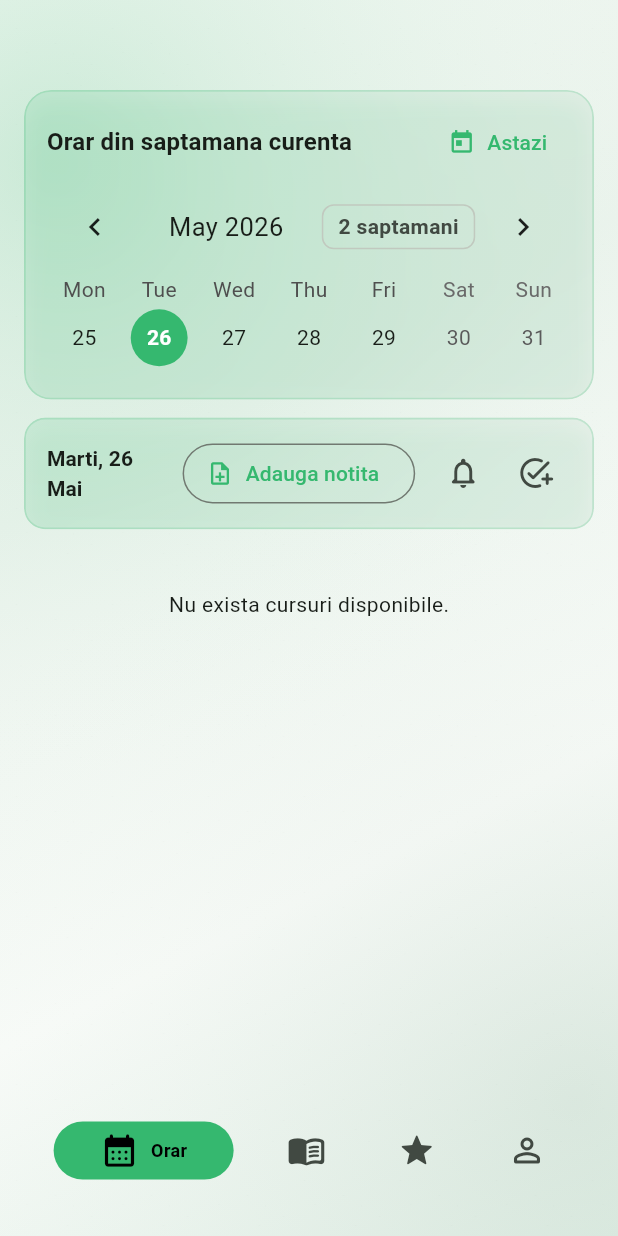
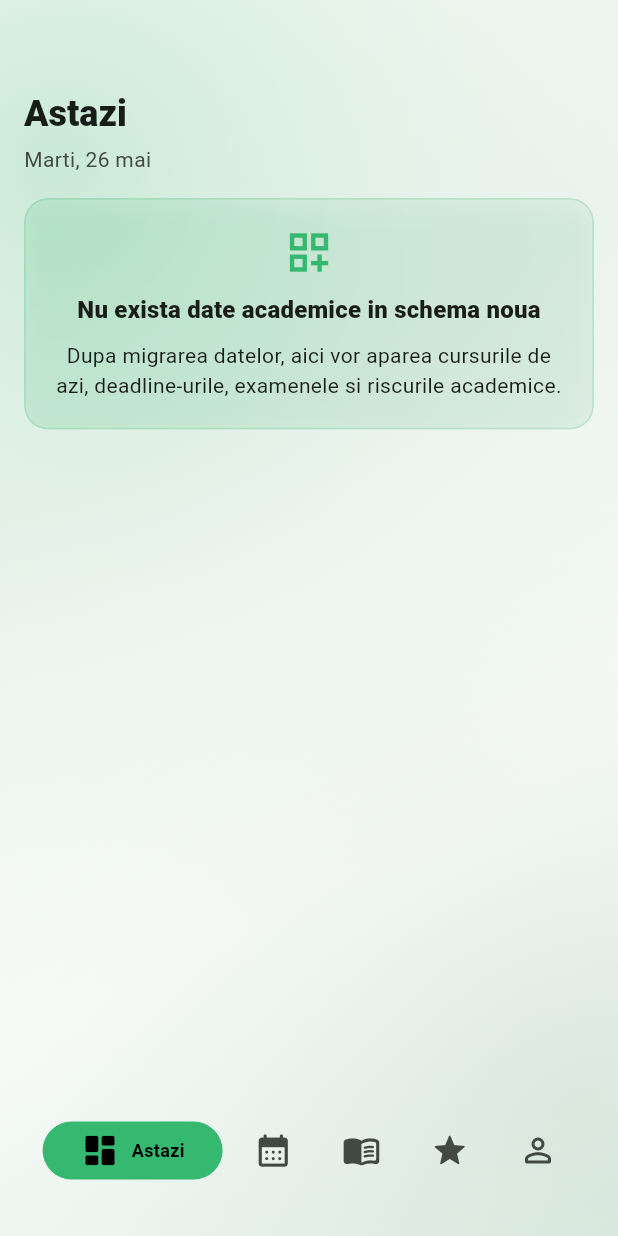
Before and after one commit to GulerAlex/Licenta-AC-IS-Guler-Alex-Natanael, a Flutter app: the UniHubHomePage screen opened directly with empty values, on a phone screen of 412 x 824 dp. Run offline on Flutter 3.47's test engine with Material 3 defaults, Android fonts, the phone set to English and light mode, and no system bars; drawn by our look-alikes of persistent_bottom_nav_bar, table_calendar; our stand-ins replace flutter_local_notifications, flutter_timezone, shared_preferences, supabase_flutter, timezone; accounts and stored records are empty; network calls fail.

Commit message:
Add today dashboard tab

```diff
--- a/lib/main.dart
+++ b/lib/main.dart
@@ -15,6 +15,7 @@ import 'package:unihub/screens/functionality/login_screen.dart';
 import 'package:unihub/screens/functionality/profile_screen.dart';
 import 'package:unihub/screens/functionality/resources_screen.dart';
 import 'package:unihub/screens/functionality/signup_screen.dart';
+import 'package:unihub/screens/functionality/today_screen.dart';
 import 'package:unihub/screens/ui/noise_overlay.dart';
 import 'package:unihub/services/notification_service.dart';
 import 'package:unihub/supabase/supabase_config.dart';
@@ -576,11 +577,12 @@ class _UniHubHomePageState extends State<UniHubHomePage> {
   }
 
   List<Widget> get _screens => <Widget>[
+    const TodayScreen(),
     const ResourcesScreen(),
     const CalendarScreen(),
     GradesScreen(
       coursesVersion: _coursesVersion,
-      isActive: _controller.index == 2,
+      isActive: _controller.index == 3,
     ),
     ProfileScreen(
       onLogout: widget.onLogout,
@@ -593,6 +595,13 @@ class _UniHubHomePageState extends State<UniHubHomePage> {
 
   List<PersistentBottomNavBarItem> _navBarsItems() {
     return [
+      PersistentBottomNavBarItem(
+        icon: const Icon(Icons.dashboard_rounded),
+        title: ("Astazi"),
+        activeColorPrimary: Theme.of(context).colorScheme.primary,
+        activeColorSecondary: Colors.black,
+        inactiveColorPrimary: Theme.of(context).colorScheme.onSurfaceVariant,
+      ),
       PersistentBottomNavBarItem(
         icon: const Icon(Icons.calendar_month_rounded),
         title: ("Orar"),
--- /dev/null
+++ b/lib/models/today_overview.dart
@@ -0,0 +1,60 @@
+import 'package:unihub/models/academic_event.dart';
+import 'package:unihub/models/academic_subject_v2.dart';
+import 'package:unihub/models/class_session.dart';
+import 'package:unihub/models/grade_component_record.dart';
+import 'package:unihub/models/study_task.dart';
+
+class TodayOverview {
+  const TodayOverview({
+    required this.nextClass,
+    required this.todayClasses,
+    required this.upcomingEvents,
+    required this.openTasks,
+    required this.risks,
+    required this.hasAnyData,
+  });
+
+  final TodayClassItem? nextClass;
+  final List<TodayClassItem> todayClasses;
+  final List<TodayEventItem> upcomingEvents;
+  final List<TodayTaskItem> openTasks;
+  final List<TodayRiskItem> risks;
+  final bool hasAnyData;
+}
+
+class TodayClassItem {
+  const TodayClassItem({required this.subject, required this.session});
+
+  final AcademicSubjectV2 subject;
+  final ClassSession session;
+}
+
+class TodayEventItem {
+  const TodayEventItem({required this.subject, required this.event});
+
+  final AcademicSubjectV2? subject;
+  final AcademicEvent event;
+}
+
+class TodayTaskItem {
+  const TodayTaskItem({required this.subject, required this.task});
+
+  final AcademicSubjectV2? subject;
+  final StudyTask task;
+}
+
+class TodayRiskItem {
+  const TodayRiskItem({
+    required this.subject,
+    required this.component,
+    required this.message,
+    required this.severity,
+  });
+
+  final AcademicSubjectV2 subject;
+  final GradeComponentRecord component;
+  final String message;
+  final TodayRiskSeverity severity;
+}
+
+enum TodayRiskSeverity { medium, high }
--- /dev/null
+++ b/lib/screens/ui/today_screen_view.dart
@@ -0,0 +1,479 @@
+import 'dart:ui' as ui;
+
+import 'package:flutter/material.dart';
+import 'package:unihub/models/academic_event.dart';
+import 'package:unihub/models/today_overview.dart';
+
+class TodayScreenView extends StatelessWidget {
+  const TodayScreenView({
+    super.key,
+    required this.overview,
+    required this.connectionState,
+    required this.hasError,
+    required this.onRefresh,
+    required this.onRetry,
+  });
+
+  final TodayOverview? overview;
+  final ConnectionState connectionState;
+  final bool hasError;
+  final Future<void> Function() onRefresh;
+  final VoidCallback onRetry;
+
+  @override
+  Widget build(BuildContext context) {
+    final ColorScheme colors = Theme.of(context).colorScheme;
+    final bool isLoading = connectionState == ConnectionState.waiting;
+    final double bottomContentPadding =
+        MediaQuery.paddingOf(context).bottom + kBottomNavigationBarHeight + 120;
+
+    return RefreshIndicator(
+      onRefresh: onRefresh,
+      child: ListView(
+        padding: EdgeInsets.fromLTRB(16, 60, 16, bottomContentPadding),
+        children: <Widget>[
+          Text(
+            'Astazi',
+            style: Theme.of(
+              context,
+            ).textTheme.headlineSmall?.copyWith(fontWeight: FontWeight.w800),
+          ),
+          const SizedBox(height: 4),
+          Text(
+            _formatToday(DateTime.now()),
+            style: Theme.of(
+              context,
+            ).textTheme.bodyMedium?.copyWith(color: colors.onSurfaceVariant),
+          ),
+          const SizedBox(height: 16),
+          if (isLoading)
+            const Padding(
+              padding: EdgeInsets.only(top: 48),
+              child: Center(child: CircularProgressIndicator()),
+            )
+          else if (hasError)
+            _StateCard(
+              icon: Icons.storage_rounded,
+              title: 'Schema academica v2 nu este pregatita',
+              message:
+                  'Ruleaza mai intai SQL-ul supabase_academic_schema_v2.sql in Supabase, apoi revino aici.',
+              action: FilledButton(
+                onPressed: onRetry,
+                child: const Text('Reincearca'),
+              ),
+            )
+          else if (overview == null || !overview!.hasAnyData)
+            const _StateCard(
+              icon: Icons.dashboard_customize_outlined,
+              title: 'Nu exista date academice in schema noua',
+              message:
+                  'Dupa migrarea datelor, aici vor aparea cursurile de azi, deadline-urile, examenele si riscurile academice.',
+            )
+          else ...<Widget>[
+            _NextClassCard(item: overview!.nextClass),
+            const SizedBox(height: 12),
+            _SectionCard(
+              title: 'Cursurile de azi',
+              icon: Icons.schedule_rounded,
+              emptyText: 'Nu ai cursuri programate azi.',
+              children: overview!.todayClasses
+                  .map((TodayClassItem item) => _ClassTile(item: item))
+                  .toList(growable: false),
+            ),
+            const SizedBox(height: 12),
+            _SectionCard(
+              title: 'Urmeaza',
+              icon: Icons.event_available_rounded,
+              emptyText: 'Nu ai examene sau deadline-uri apropiate.',
+              children: overview!.upcomingEvents
+                  .map((TodayEventItem item) => _EventTile(item: item))
+                  .toList(growable: false),
+            ),
+            const SizedBox(height: 12),
+            _SectionCard(
+              title: 'Task-uri deschise',
+              icon: Icons.task_alt_rounded,
+              emptyText: 'Nu ai task-uri active.',
+              children: overview!.openTasks
+                  .map((TodayTaskItem item) => _TaskTile(item: item))
+                  .toList(growable: false),
+            ),
+            const SizedBox(height: 12),
+            _SectionCard(
+              title: 'Atentie',
+              icon: Icons.warning_amber_rounded,
+              emptyText: 'Nu sunt riscuri academice evidente.',
+              children: overview!.risks
+                  .map((TodayRiskItem item) => _RiskTile(item: item))
+                  .toList(growable: false),
+            ),
+          ],
+        ],
+      ),
+    );
+  }
+}
+
+class _NextClassCard extends StatelessWidget {
+  const _NextClassCard({required this.item});
+
+  final TodayClassItem? item;
+
+  @override
+  Widget build(BuildContext context) {
+    final ColorScheme colors = Theme.of(context).colorScheme;
+    final TodayClassItem? classItem = item;
+
+    return _GlassCard(
+      padding: const EdgeInsets.all(16),
+      child: Row(
+        children: <Widget>[
+          Container(
+            padding: const EdgeInsets.all(10),
+            decoration: BoxDecoration(
+              color: colors.primary.withValues(alpha: 0.14),
+              borderRadius: BorderRadius.circular(12),
+            ),
+            child: Icon(Icons.near_me_rounded, color: colors.primary),
+          ),
+          const SizedBox(width: 12),
+          Expanded(
+            child: Column(
+              crossAxisAlignment: CrossAxisAlignment.start,
+              children: <Widget>[
+                Text(
+                  'Urmatorul curs',
+                  style: Theme.of(context).textTheme.labelLarge?.copyWith(
+                    color: colors.onSurfaceVariant,
+                  ),
+                ),
+                const SizedBox(height: 4),
+                Text(
+                  classItem == null
+                      ? 'Nu mai ai cursuri azi'
+                      : classItem.subject.name,
+                  style: Theme.of(context).textTheme.titleMedium?.copyWith(
+                    fontWeight: FontWeight.w800,
+                  ),
+                ),
+                if (classItem != null) ...<Widget>[
+                  const SizedBox(height: 4),
+                  Text(
+                    '${classItem.session.sessionType} • ${classItem.session.intervalLabel}'
+                    '${classItem.session.room.isEmpty ? '' : ' • ${classItem.session.room}'}',
+                  ),
+                ],
+              ],
+            ),
+          ),
+        ],
+      ),
+    );
+  }
+}
+
+class _SectionCard extends StatelessWidget {
+  const _SectionCard({
+    required this.title,
+    required this.icon,
+    required this.emptyText,
+    required this.children,
+  });
+
+  final String title;
+  final IconData icon;
+  final String emptyText;
+  final List<Widget> children;
+
+  @override
+  Widget build(BuildContext context) {
+    final ColorScheme colors = Theme.of(context).colorScheme;
+
+    return _GlassCard(
+      padding: const EdgeInsets.fromLTRB(14, 12, 14, 12),
+      child: Column(
+        crossAxisAlignment: CrossAxisAlignment.start,
+        children: <Widget>[
+          Row(
+            children: <Widget>[
+              Icon(icon, size: 19, color: colors.primary),
+              const SizedBox(width: 8),
+              Text(
+                title,
+                style: Theme.of(
+                  context,
+                ).textTheme.titleSmall?.copyWith(fontWeight: FontWeight.w800),
+              ),
+            ],
+          ),
+          const SizedBox(height: 10),
+          if (children.isEmpty)
+            Text(
+              emptyText,
+              style: Theme.of(
+                context,
+              ).textTheme.bodyMedium?.copyWith(color: colors.onSurfaceVariant),
+            )
+          else
+            ...children,
+        ],
+      ),
+    );
+  }
+}
+
+class _ClassTile extends StatelessWidget {
+  const _ClassTile({required this.item});
+
+  final TodayClassItem item;
+
+  @override
+  Widget build(BuildContext context) {
+    return _DenseTile(
+      title: item.subject.name,
+      subtitle:
+          '${item.session.sessionType} • ${item.session.intervalLabel}'
+          '${item.session.room.isEmpty ? '' : ' • ${item.session.room}'}',
+      trailing: _weekdayLabel(item.session.weekday),
+    );
+  }
+}
+
+class _EventTile extends StatelessWidget {
+  const _EventTile({required this.item});
+
+  final TodayEventItem item;
+
+  @override
+  Widget build(BuildContext context) {
+    final DateTime? date = item.event.effectiveDate;
+    return _DenseTile(
+      title: item.event.title,
+      subtitle:
+          '${item.event.type.label}${item.subject == null ? '' : ' • ${item.subject!.name}'}',
+      trailing: date == null ? '-' : _formatCompactDate(date),
+    );
+  }
+}
+
+class _TaskTile extends StatelessWidget {
+  const _TaskTile({required this.item});
+
+  final TodayTaskItem item;
+
+  @override
+  Widget build(BuildContext context) {
+    final DateTime? dueAt = item.task.dueAt;
+    return _DenseTile(
+      title: item.task.title,
+      subtitle:
+          '${_priorityLabel(item.task.priority)}${item.subject == null ? '' : ' • ${item.subject!.name}'}',
+      trailing: dueAt == null ? '-' : _formatCompactDate(dueAt),
+    );
+  }
+}
+
+class _RiskTile extends StatelessWidget {
+  const _RiskTile({required this.item});
+
+  final TodayRiskItem item;
+
+  @override
+  Widget build(BuildContext context) {
+    return _DenseTile(
+      title: item.subject.name,
+      subtitle: item.message,
+      trailing: item.severity == TodayRiskSeverity.high ? 'Risc mare' : 'Risc',
+    );
+  }
+}
+
+class _DenseTile extends StatelessWidget {
+  const _DenseTile({
+    required this.title,
+    required this.subtitle,
+    required this.trailing,
+  });
+
+  final String title;
+  final String subtitle;
+  final String trailing;
+
+  @override
+  Widget build(BuildContext context) {
+    final ColorScheme colors = Theme.of(context).colorScheme;
+
+    return Padding(
+      padding: const EdgeInsets.only(bottom: 10),
+      child: Row(
+        crossAxisAlignment: CrossAxisAlignment.start,
+        children: <Widget>[
+          Expanded(
+            child: Column(
+              crossAxisAlignment: CrossAxisAlignment.start,
+              children: <Widget>[
+                Text(
+                  title,
+                  style: Theme.of(
+                    context,
+                  ).textTheme.bodyLarge?.copyWith(fontWeight: FontWeight.w700),
+                ),
+                const SizedBox(height: 2),
+                Text(
+                  subtitle,
+                  style: Theme.of(context).textTheme.bodySmall?.copyWith(
+                    color: colors.onSurfaceVariant,
+                  ),
+                ),
+              ],
+            ),
+          ),
+          const SizedBox(width: 12),
+          Text(
+            trailing,
+            style: Theme.of(context).textTheme.labelMedium?.copyWith(
+              color: colors.primary,
+              fontWeight: FontWeight.w700,
+            ),
+            textAlign: TextAlign.right,
+          ),
+        ],
+      ),
+    );
+  }
+}
+
+class _StateCard extends StatelessWidget {
+  const _StateCard({
+    required this.icon,
+    required this.title,
+    required this.message,
+    this.action,
+  });
+
+  final IconData icon;
+  final String title;
+  final String message;
+  final Widget? action;
+
+  @override
+  Widget build(BuildContext context) {
+    final ColorScheme colors = Theme.of(context).colorScheme;
+    return _GlassCard(
+      padding: const EdgeInsets.all(18),
+      child: Column(
+        children: <Widget>[
+          Icon(icon, size: 34, color: colors.primary),
+          const SizedBox(height: 10),
+          Text(
+            title,
+            style: Theme.of(
+              context,
+            ).textTheme.titleMedium?.copyWith(fontWeight: FontWeight.w800),
+            textAlign: TextAlign.center,
+          ),
+          const SizedBox(height: 8),
+          Text(message, textAlign: TextAlign.center),
+          if (action != null) ...<Widget>[const SizedBox(height: 14), action!],
+        ],
+      ),
+    );
+  }
+}
+
+class _GlassCard extends StatelessWidget {
+  const _GlassCard({required this.child, required this.padding});
+
+  final Widget child;
+  final EdgeInsetsGeometry padding;
+
+  @override
+  Widget build(BuildContext context) {
+    final ColorScheme colors = Theme.of(context).colorScheme;
+    return ClipRRect(
+      borderRadius: BorderRadius.circular(16),
+      child: BackdropFilter(
+        filter: ui.ImageFilter.blur(sigmaX: 10, sigmaY: 10),
+        child: Container(
+          padding: padding,
+          decoration: BoxDecoration(
+            gradient: LinearGradient(
+              begin: Alignment.topLeft,
+              end: Alignment.bottomRight,
+              colors: [
+                colors.primary.withValues(alpha: 0.12),
+                colors.secondary.withValues(alpha: 0.08),
+              ],
+            ),
+            borderRadius: BorderRadius.circular(16),
+            border: Border.all(
+              color: colors.primary.withValues(alpha: 0.2),
+              width: 1.2,
+            ),
+            boxShadow: [
+              BoxShadow(
+                color: colors.primary.withValues(alpha: 0.08),
+                blurRadius: 12,
+                offset: const Offset(0, 6),
+              ),
+            ],
+          ),
+          child: child,
+        ),
+      ),
+    );
+  }
+}
+
+String _formatToday(DateTime date) {
+  const List<String> weekdays = <String>[
+    'Luni',
+    'Marti',
+    'Miercuri',
+    'Joi',
+    'Vineri',
+    'Sambata',
+    'Duminica',
+  ];
+  const List<String> months = <String>[
+    'ianuarie',
+    'februarie',
+    'martie',
+    'aprilie',
+    'mai',
+    'iunie',
+    'iulie',
+    'august',
+    'septembrie',
+    'octombrie',
+    'noiembrie',
+    'decembrie',
+  ];
+  return '${weekdays[date.weekday - 1]}, ${date.day} ${months[date.month - 1]}';
+}
+
+String _formatCompactDate(DateTime date) {
+  return '${date.day.toString().padLeft(2, '0')}.'
+      '${date.month.toString().padLeft(2, '0')}';
+}
+
+String _weekdayLabel(int weekday) {
+  return switch (weekday) {
+    DateTime.monday => 'Luni',
+    DateTime.tuesday => 'Marti',
+    DateTime.wednesday => 'Miercuri',
+    DateTime.thursday => 'Joi',
+    DateTime.friday => 'Vineri',
+    DateTime.saturday => 'Sambata',
+    DateTime.sunday => 'Duminica',
+    _ => '-',
+  };
+}
+
+String _priorityLabel(AcademicPriority priority) {
+  return switch (priority) {
+    AcademicPriority.low => 'Prioritate scazuta',
+    AcademicPriority.medium => 'Prioritate medie',
+    AcademicPriority.high => 'Prioritate ridicata',
+  };
+}
```
Also changed, not shown: lib/screens/functionality/today_screen.dart (added, +198 -0 lines).
